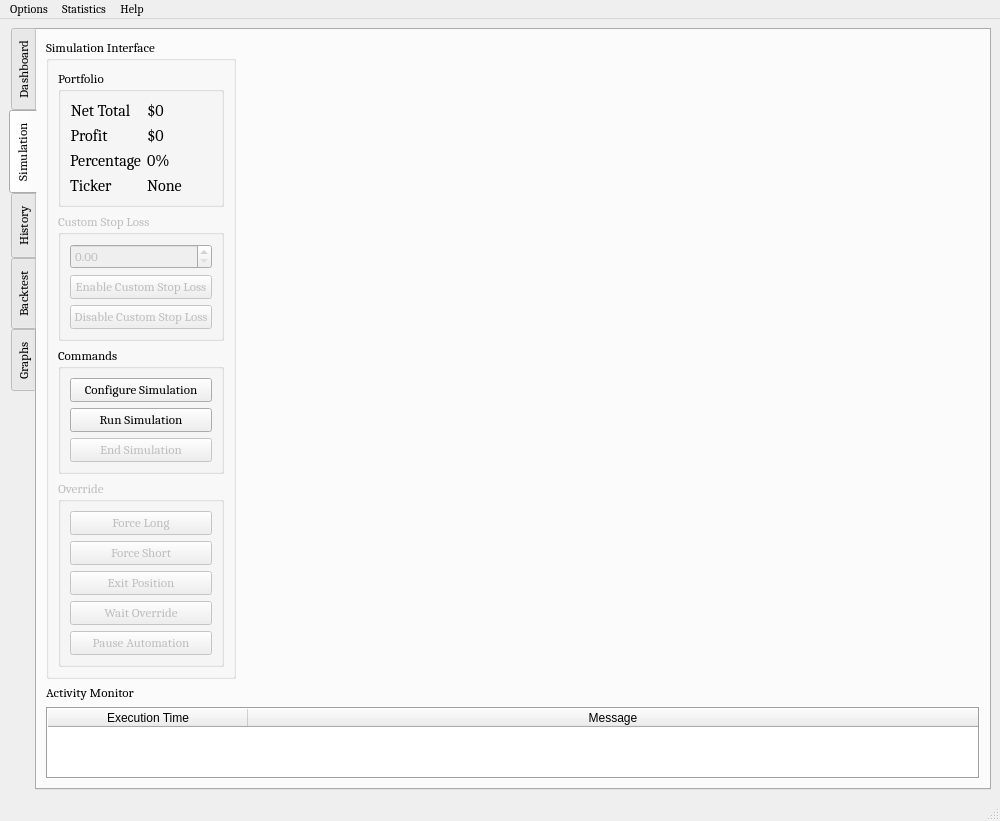
Before: the Qt Designer form UI/algobot.ui in ZENALC/algobot, drawn with Qt 5.
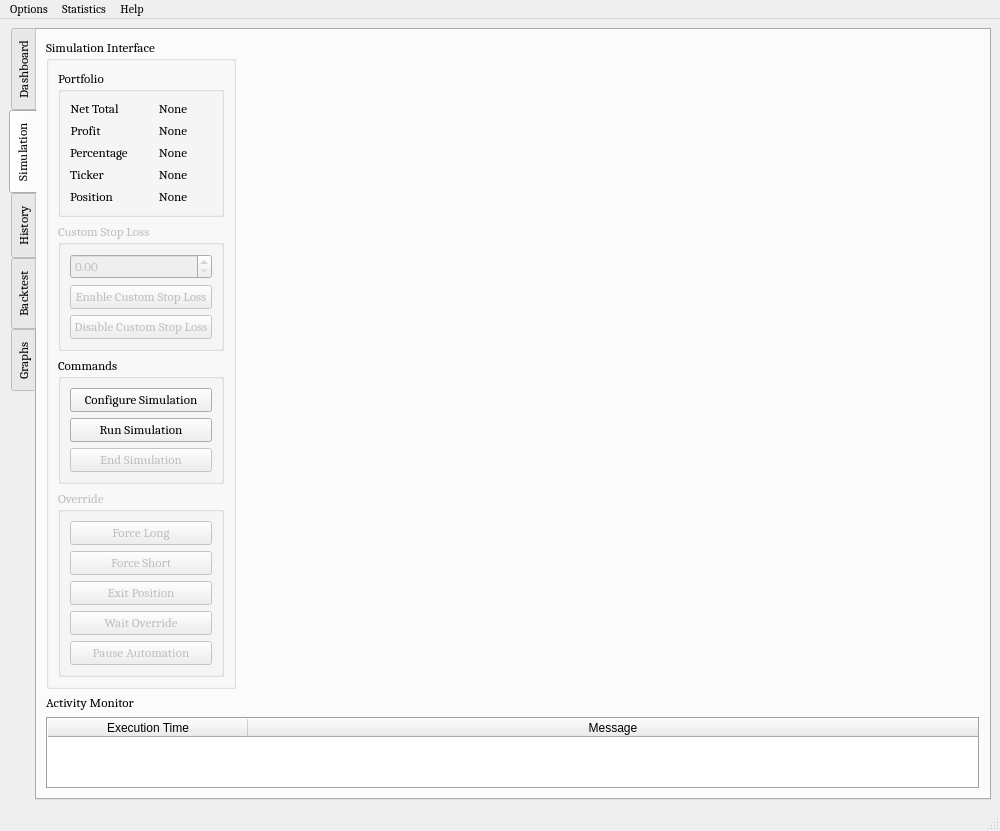
After: the same form once the commit is applied. The open tabs and pages were chosen to show the change. Icons and pictures are not drawn. Custom widgets are drawn as their Qt base class.

The edit to the form file:
```diff
--- a/UI/algobot.ui
+++ b/UI/algobot.ui
@@ -532,7 +532,7 @@
            <item>
             <widget class="QGroupBox" name="simulationPortfolioGroupBox">
              <property name="sizePolicy">
-              <sizepolicy hsizetype="Minimum" vsizetype="Fixed">
+              <sizepolicy hsizetype="Preferred" vsizetype="Fixed">
                <horstretch>0</horstretch>
                <verstretch>0</verstretch>
               </sizepolicy>
@@ -551,7 +551,7 @@
                 </property>
                 <property name="font">
                  <font>
-                  <pointsize>12</pointsize>
+                  <pointsize>10</pointsize>
                  </font>
                 </property>
                 <property name="text">
@@ -565,18 +565,18 @@
               <item row="0" column="1">
                <widget class="QLabel" name="simulationNetTotalValue">
                 <property name="sizePolicy">
-                 <sizepolicy hsizetype="Fixed" vsizetype="Fixed">
+                 <sizepolicy hsizetype="Preferred" vsizetype="Fixed">
                   <horstretch>0</horstretch>
                   <verstretch>0</verstretch>
                  </sizepolicy>
                 </property>
                 <property name="font">
                  <font>
-                  <pointsize>12</pointsize>
+                  <pointsize>10</pointsize>
                  </font>
                 </property>
                 <property name="text">
-                 <string>$0</string>
+                 <string>None</string>
                 </property>
                 <property name="alignment">
                  <set>Qt::AlignCenter</set>
@@ -593,7 +593,7 @@
                 </property>
                 <property name="font">
                  <font>
-                  <pointsize>12</pointsize>
+                  <pointsize>10</pointsize>
                  </font>
                 </property>
                 <property name="text">
@@ -607,18 +607,18 @@
               <item row="1" column="1">
                <widget class="QLabel" name="simulationProfitValue">
                 <property name="sizePolicy">
-                 <sizepolicy hsizetype="Fixed" vsizetype="Fixed">
+                 <sizepolicy hsizetype="Preferred" vsizetype="Fixed">
                   <horstretch>0</horstretch>
                   <verstretch>0</verstretch>
                  </sizepolicy>
                 </property>
                 <property name="font">
                  <font>
-                  <pointsize>12</pointsize>
+                  <pointsize>10</pointsize>
                  </font>
                 </property>
                 <property name="text">
-                 <string>$0</string>
+                 <string>None</string>
                 </property>
                 <property name="alignment">
                  <set>Qt::AlignCenter</set>
@@ -629,7 +629,7 @@
                <widget class="QLabel" name="simulationPercentageLabel">
                 <property name="font">
                  <font>
-                  <pointsize>12</pointsize>
+                  <pointsize>10</pointsize>
                  </font>
                 </property>
                 <property name="text">
@@ -641,11 +641,14 @@
                <widget class="QLabel" name="simulationPercentageValue">
                 <property name="font">
                  <font>
-                  <pointsize>12</pointsize>
+                  <pointsize>10</pointsize>
                  </font>
                 </property>
                 <property name="text">
-                 <string>0%</string>
+                 <string>None</string>
+                </property>
+                <property name="alignment">
+                 <set>Qt::AlignCenter</set>
                 </property>
                </widget>
               </item>
@@ -653,7 +656,7 @@
                <widget class="QLabel" name="simulationTickerLabel">
                 <property name="font">
                  <font>
-                  <pointsize>12</pointsize>
+                  <pointsize>10</pointsize>
                  </font>
                 </property>
                 <property name="text">
@@ -665,11 +668,31 @@
                <widget class="QLabel" name="simulationTickerValue">
                 <property name="font">
                  <font>
-                  <pointsize>12</pointsize>
+                  <pointsize>10</pointsize>
                  </font>
                 </property>
                 <property name="text">
                  <string>None</string>
+                </property>
+                <property name="alignment">
+                 <set>Qt::AlignCenter</set>
+                </property>
+               </widget>
+              </item>
+              <item row="4" column="0">
+               <widget class="QLabel" name="simulationPositionLabel">
+                <property name="text">
+                 <string>Position</string>
+                </property>
+               </widget>
+              </item>
+              <item row="4" column="1">
+               <widget class="QLabel" name="simulationPositionValue">
+                <property name="text">
+                 <string>None</string>
+                </property>
+                <property name="alignment">
+                 <set>Qt::AlignCenter</set>
                 </property>
                </widget>
               </item>
@@ -715,7 +738,7 @@
            <item>
             <widget class="QGroupBox" name="simulationCommandsGroupBox">
              <property name="sizePolicy">
-              <sizepolicy hsizetype="Minimum" vsizetype="Fixed">
+              <sizepolicy hsizetype="Preferred" vsizetype="Fixed">
                <horstretch>0</horstretch>
                <verstretch>0</verstretch>
               </sizepolicy>
@@ -790,7 +813,7 @@
               <bool>false</bool>
              </property>
              <property name="sizePolicy">
-              <sizepolicy hsizetype="Minimum" vsizetype="Fixed">
+              <sizepolicy hsizetype="Preferred" vsizetype="Fixed">
                <horstretch>0</horstretch>
                <verstretch>0</verstretch>
               </sizepolicy>
```
Left out of the diff: 51 changed lines with no effect on the pictures.
